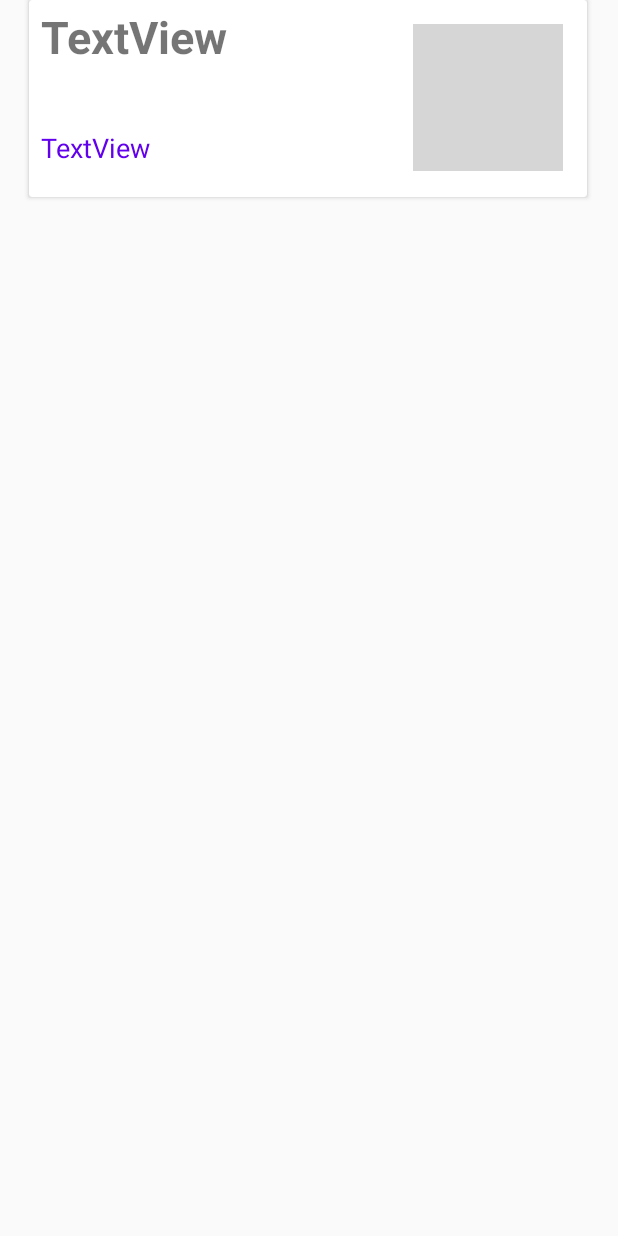
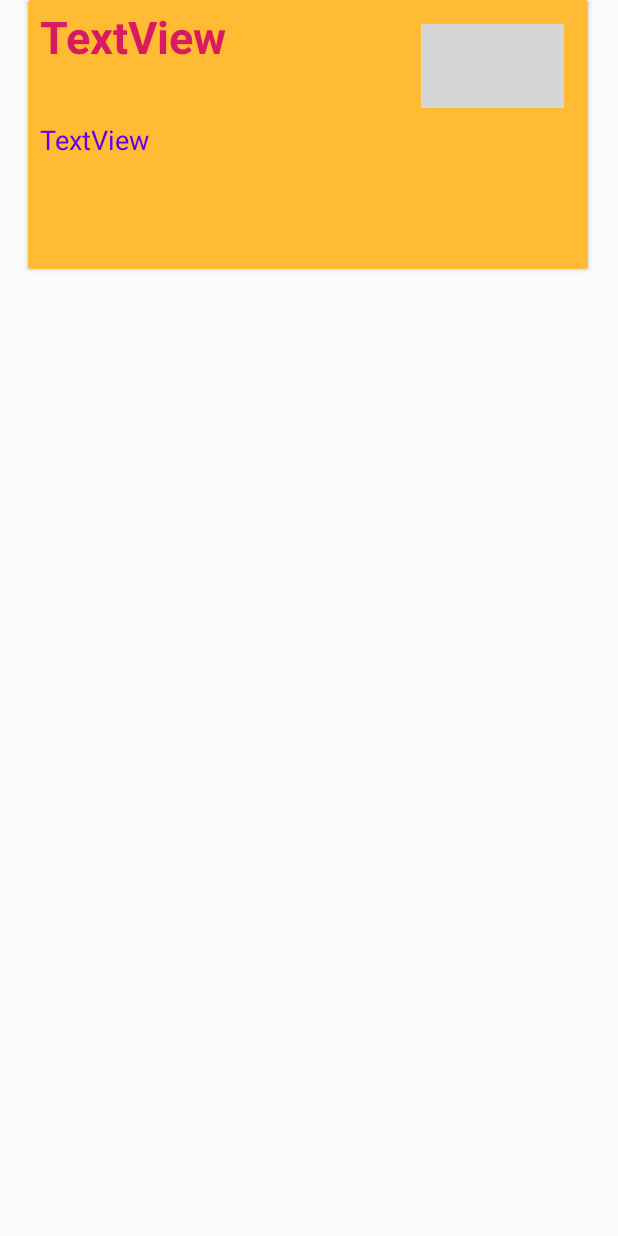
Before and after one commit to samirthaker2020/Spartans_W2019S_MAD4124_Project, an Android app: the layout notesdetails.xml on its own in the app's theme, with its tools: preview values and no code run, on a phone screen of 412 x 824 dp. Run offline under Robolectric (Android 15) with nearby library versions, the phone set to English and light mode, and no system bars; grey boxes are pictures that could not be loaded.

Commit message:
view notes completed

```diff
--- a/W2019S_MAD4124_Project/src/main/java/com/example/recyclerdemo/Adapter/RcNotes_Adpater.java
+++ b/W2019S_MAD4124_Project/src/main/java/com/example/recyclerdemo/Adapter/RcNotes_Adpater.java
@@ -43,7 +43,7 @@ public class RcNotes_Adpater extends  RecyclerView.Adapter<RcNotes_Adpater.myvie
         System.out.println(nd.getNotetitle());
         System.out.println(nd.getNotedetails());
         myviewholder.ntitle.setText(nd.getNotetitle());
-        myviewholder.ndatetime.setText(nd.getNotedate());
+        myviewholder.ndatetime.setText(nd.getNotedetails());
 
     }
 
--- a/W2019S_MAD4124_Project/src/main/res/layout/notesdetails.xml
+++ b/W2019S_MAD4124_Project/src/main/res/layout/notesdetails.xml
@@ -7,9 +7,11 @@
     android:layout_height="wrap_content">
 
     <android.support.v7.widget.CardView
-        android:layout_width="372dp"
-        android:layout_height="131dp"
+        android:layout_width="373dp"
+        android:layout_height="179dp"
         android:layout_marginBottom="8dp"
+        android:background="@android:color/holo_orange_light"
+        android:backgroundTint="@android:color/holo_orange_light"
         app:layout_constraintBottom_toBottomOf="parent"
         app:layout_constraintEnd_toEndOf="parent"
         app:layout_constraintHorizontal_bias="0.488"
@@ -29,6 +31,7 @@
                 android:layout_marginTop="4dp"
                 android:layout_marginEnd="8dp"
                 android:text="TextView"
+                android:textColor="@color/colorAccent"
                 android:textSize="30sp"
                 android:textStyle="bold"
                 app:layout_constraintEnd_toEndOf="parent"
@@ -38,8 +41,8 @@
 
             <ImageView
                 android:id="@+id/imageView2"
-                android:layout_width="100dp"
-                android:layout_height="98dp"
+                android:layout_width="95dp"
+                android:layout_height="56dp"
                 android:layout_marginTop="16dp"
                 android:layout_marginEnd="16dp"
                 app:layout_constraintEnd_toEndOf="parent"
@@ -48,12 +51,13 @@
 
             <TextView
                 android:id="@+id/ndatetime"
-                android:layout_width="217dp"
-                android:layout_height="34dp"
+                android:layout_width="338dp"
+                android:layout_height="84dp"
                 android:layout_marginStart="8dp"
                 android:layout_marginTop="8dp"
                 android:layout_marginEnd="8dp"
                 android:layout_marginBottom="8dp"
+                android:lines="4"
                 android:text="TextView"
                 android:textColor="@color/design_default_color_primary"
                 android:textSize="18sp"
@@ -62,7 +66,7 @@
                 app:layout_constraintHorizontal_bias="0.0"
                 app:layout_constraintStart_toStartOf="parent"
                 app:layout_constraintTop_toBottomOf="@+id/ntitle"
-                app:layout_constraintVertical_bias="0.714" />
+                app:layout_constraintVertical_bias="0.294" />
         </android.support.constraint.ConstraintLayout>
     </android.support.v7.widget.CardView>
 </android.support.constraint.ConstraintLayout>
```
Also changed, not shown: W2019S_MAD4124_Project/src/main/AndroidManifest.xml (+7 -6 lines), W2019S_MAD4124_Project/src/main/java/com/example/recyclerdemo/Controller/Addnotes.java (+36 -1 lines), W2019S_MAD4124_Project/src/main/java/com/example/recyclerdemo/Controller/NotesDetails.java (+6 -3 lines).
